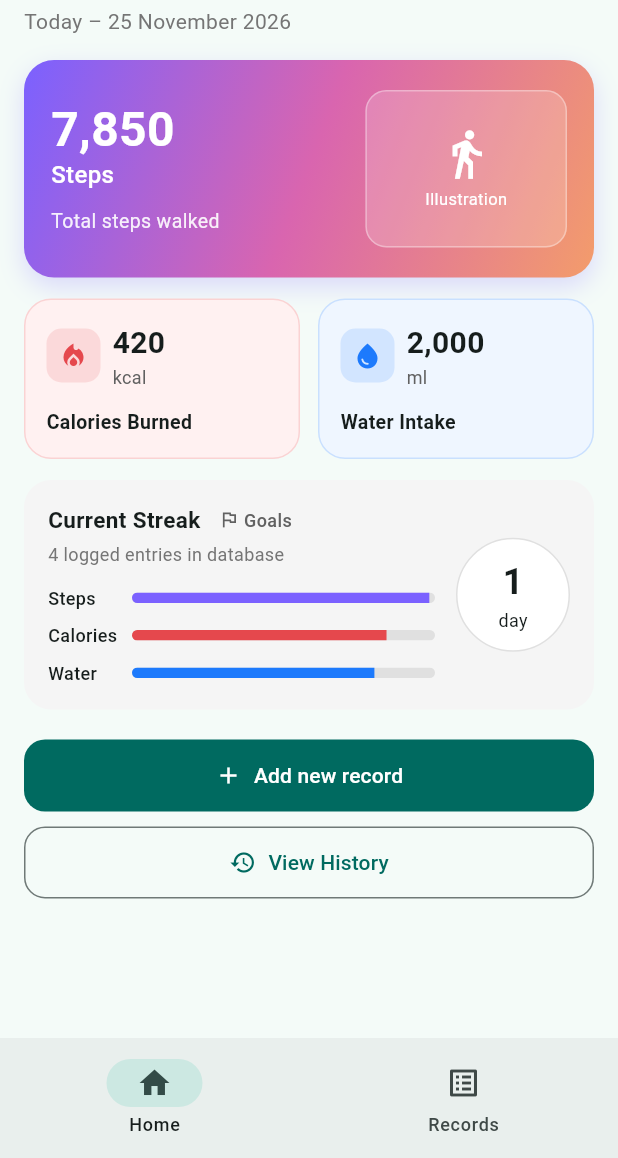
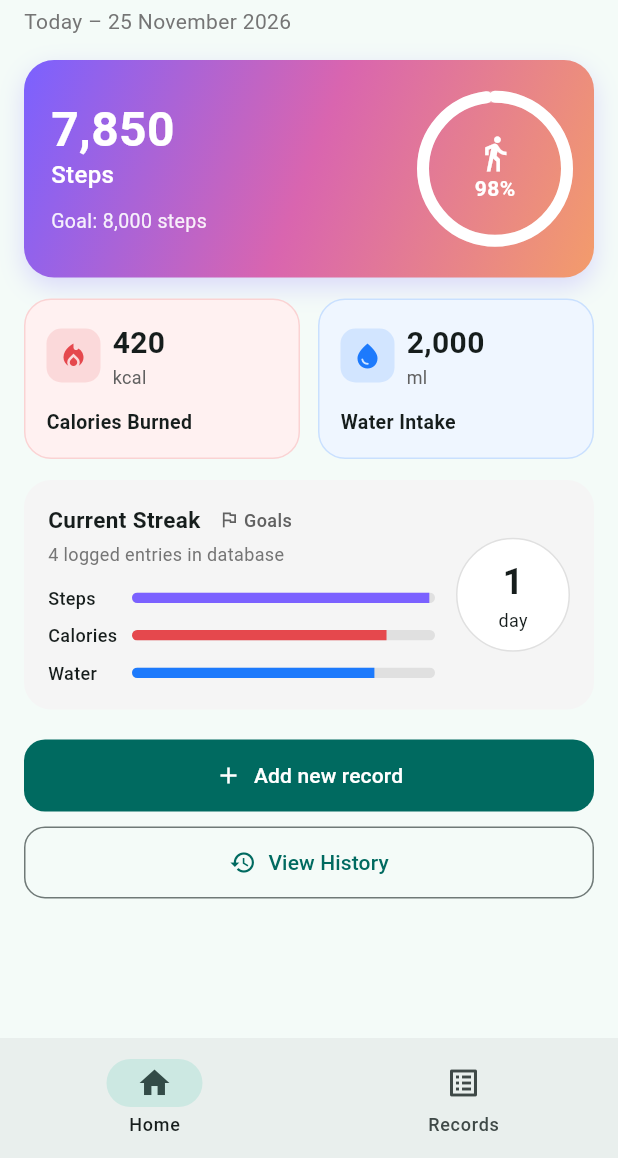
Before and after one commit to sanjulap/health-mate, a Flutter app: the screen it shows after launch, on a phone screen of 412 x 824 dp, the part 78-1236 px from its top. Run offline on Flutter 3.47's test engine with Material 3 defaults, Android fonts, the phone set to English and light mode, and no system bars; our stand-ins replace sqflite; accounts and stored records are empty.

Commit message:
chore: replace placeholder UI, rename app to HealthMate and set package ID

```diff
--- a/lib/database/database_helper.dart
+++ b/lib/database/database_helper.dart
@@ -1,3 +1,4 @@
+import 'package:flutter/foundation.dart';
 import 'package:path/path.dart';
 import 'package:sqflite/sqflite.dart';
 
@@ -24,7 +25,7 @@ class DatabaseHelper {
     final dbPath = await getDatabasesPath();
     final path = join(dbPath, _dbName);
 
-    print('DATABASE LOCATION: $path'); // check db path
+    if (kDebugMode) debugPrint('Database location: $path');
 
     return await openDatabase(path, version: _dbVersion, onCreate: _onCreate);
   }
--- a/lib/views/dashboard_screen.dart
+++ b/lib/views/dashboard_screen.dart
@@ -48,6 +48,8 @@ class DashboardScreen extends StatelessWidget {
                 // 1. STEPS CARD
                 StepsGradientCard(
                   stepsText: AppFormatters.number(controller.todaySteps),
+                  goalText: AppFormatters.number(controller.goals.stepsGoal),
+                  progress: controller.stepsProgress,
                 ),
                 const SizedBox(height: 14),
 
--- a/lib/views/record_list_screen.dart
+++ b/lib/views/record_list_screen.dart
@@ -102,7 +102,6 @@ class RecordListScreen extends StatelessWidget {
       floatingActionButton: FloatingActionButton(
         onPressed: () => _openAddScreen(context),
         tooltip: 'Add record',
-        // Swap Icon(Icons.add) for a custom icon if desired
         child: const Icon(Icons.add),
       ),
       body: SafeArea(
--- a/lib/widgets/steps_gradient_card.dart
+++ b/lib/widgets/steps_gradient_card.dart
@@ -2,11 +2,21 @@ import 'package:flutter/material.dart';
 
 class StepsGradientCard extends StatelessWidget {
   final String stepsText;
+  final String goalText;
+  final double progress;
 
-  const StepsGradientCard({super.key, required this.stepsText});
+  const StepsGradientCard({
+    super.key,
+    required this.stepsText,
+    required this.goalText,
+    required this.progress,
+  });
 
   @override
   Widget build(BuildContext context) {
+    final clamped = progress.clamp(0.0, 1.0);
+    final percent = (clamped * 100).round();
+
     return Container(
       constraints: const BoxConstraints(minHeight: 145),
       decoration: BoxDecoration(
@@ -29,7 +39,6 @@ class StepsGradientCard extends StatelessWidget {
         child: Row(
           children: [
             Expanded(
-              flex: 3,
               child: Column(
                 crossAxisAlignment: CrossAxisAlignment.start,
                 mainAxisAlignment: MainAxisAlignment.center,
@@ -54,7 +63,7 @@ class StepsGradientCard extends StatelessWidget {
                   ),
                   const SizedBox(height: 10),
                   Text(
-                    'Total steps walked',
+                    'Goal: $goalText steps',
                     style: TextStyle(
                       color: Colors.white.withValues(alpha: 0.9),
                       fontSize: 13,
@@ -63,26 +72,41 @@ class StepsGradientCard extends StatelessWidget {
                 ],
               ),
             ),
-            const SizedBox(width: 8),
-            Expanded(
-              flex: 2,
-              child: Container(
-                height: 105,
-                decoration: BoxDecoration(
-                  color: Colors.white.withValues(alpha: 0.18),
-                  borderRadius: BorderRadius.circular(14),
-                  border: Border.all(
-                    color: Colors.white.withValues(alpha: 0.35),
-                  ),
-                ),
-                child: const Column(
-                  mainAxisAlignment: MainAxisAlignment.center,
+            const SizedBox(width: 12),
+            Semantics(
+              label: '$percent percent of daily steps goal',
+              child: SizedBox(
+                width: 96,
+                height: 96,
+                child: Stack(
+                  fit: StackFit.expand,
                   children: [
-                    Icon(Icons.directions_walk, color: Colors.white, size: 36),
-                    SizedBox(height: 4),
-                    Text(
-                      'Illustration',
-                      style: TextStyle(color: Colors.white, fontSize: 11),
+                    CircularProgressIndicator(
+                      value: clamped,
+                      strokeWidth: 8,
+                      strokeCap: StrokeCap.round,
+                      backgroundColor: Colors.white.withValues(alpha: 0.25),
+                      valueColor: const AlwaysStoppedAnimation<Color>(
+                        Colors.white,
+                      ),
+                    ),
+                    Column(
+                      mainAxisAlignment: MainAxisAlignment.center,
+                      children: [
+                        const Icon(
+                          Icons.directions_walk,
+                          color: Colors.white,
+                          size: 26,
+                        ),
+                        Text(
+                          '$percent%',
+                          style: const TextStyle(
+                            color: Colors.white,
+                            fontSize: 14,
+                            fontWeight: FontWeight.bold,
+                          ),
+                        ),
+                      ],
                     ),
                   ],
                 ),
--- a/pubspec.yaml
+++ b/pubspec.yaml
@@ -1,5 +1,5 @@
 name: health_mate
-description: "A new Flutter project."
+description: "HealthMate - a personal health and wellness tracker for daily steps, calories and water intake."
 # The following line prevents the package from being accidentally published to
 # pub.dev using `flutter pub publish`. This is preferred for private packages.
 publish_to: 'none' # Remove this line if you wish to publish to pub.dev
```
Also changed, not shown: 8 other files.
